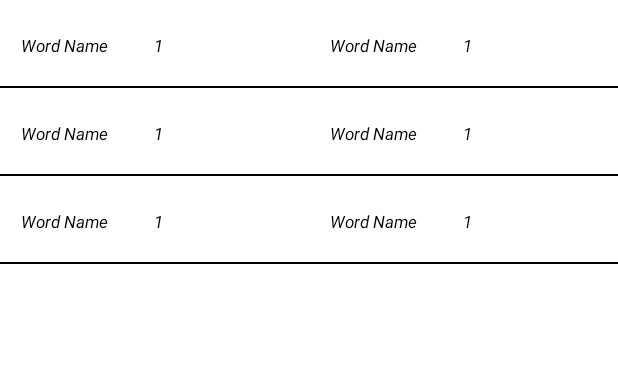
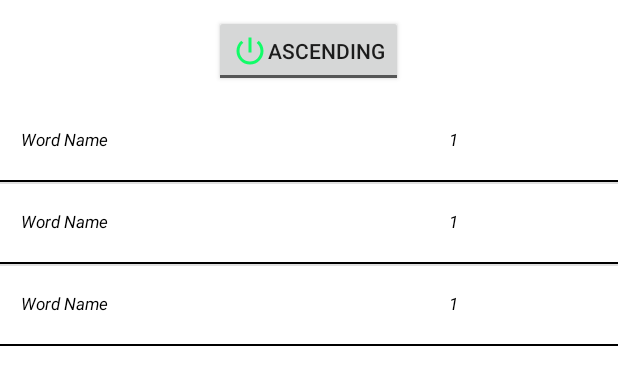
Before and after one commit to MarwaAdel/WordsApp, an Android app: the layout activity_main.xml on its own in the app's theme, with its tools: preview values and no code run, on a phone screen of 412 x 824 dp. Shown: the top 385 px of the screen. Run offline under Robolectric (Android 15) with nearby library versions, the phone set to English and light mode, and no system bars.

Commit message:
add sort (ascending and descending)and search

```diff
--- a/app/build.gradle
+++ b/app/build.gradle
@@ -7,7 +7,7 @@ android {
 
     defaultConfig {
         applicationId "com.example.wordsapp"
-        minSdkVersion 16
+        minSdkVersion 17
         multiDexEnabled true
         targetSdkVersion 30
         versionCode 1
--- a/app/src/main/java/com/example/wordsapp/App.java
+++ b/app/src/main/java/com/example/wordsapp/App.java
@@ -22,7 +22,7 @@ public class App extends Application {
         new Instabug.Builder(this, "3e097cb41ba8edc126aa3dd5f720de3f")
                 .setInvocationEvents(InstabugInvocationEvent.SHAKE, InstabugInvocationEvent.SCREENSHOT)
                 .build();
-        FeatureRequests.show();
+//        FeatureRequests.show();
 
     }
 
--- /dev/null
+++ b/app/src/main/res/drawable/check.xml
@@ -0,0 +1,5 @@
+<?xml version="1.0" encoding="utf-8"?>
+<selector xmlns:android="http://schemas.android.com/apk/res/android">
+    <item android:state_checked="true" android:drawable="@drawable/ic_baseline_power_off" />
+    <item android:state_checked="false" android:drawable="@drawable/ic_baseline_power_on"  />
+</selector>
--- /dev/null
+++ b/app/src/main/res/drawable/ic_baseline_power_off.xml
@@ -0,0 +1,5 @@
+<vector android:height="24dp" android:tint="#FC1212"
+    android:viewportHeight="24" android:viewportWidth="24"
+    android:width="24dp" xmlns:android="http://schemas.android.com/apk/res/android">
+    <path android:fillColor="@android:color/white" android:pathData="M13,3h-2v10h2L13,3zM17.83,5.17l-1.42,1.42C17.99,7.86 19,9.81 19,12c0,3.87 -3.13,7 -7,7s-7,-3.13 -7,-7c0,-2.19 1.01,-4.14 2.58,-5.42L6.17,5.17C4.23,6.82 3,9.26 3,12c0,4.97 4.03,9 9,9s9,-4.03 9,-9c0,-2.74 -1.23,-5.18 -3.17,-6.83z"/>
+</vector>
--- /dev/null
+++ b/app/src/main/res/drawable/ic_baseline_power_on.xml
@@ -0,0 +1,5 @@
+<vector android:height="24dp" android:tint="#12FC68"
+    android:viewportHeight="24" android:viewportWidth="24"
+    android:width="24dp" xmlns:android="http://schemas.android.com/apk/res/android">
+    <path android:fillColor="@android:color/white" android:pathData="M13,3h-2v10h2L13,3zM17.83,5.17l-1.42,1.42C17.99,7.86 19,9.81 19,12c0,3.87 -3.13,7 -7,7s-7,-3.13 -7,-7c0,-2.19 1.01,-4.14 2.58,-5.42L6.17,5.17C4.23,6.82 3,9.26 3,12c0,4.97 4.03,9 9,9s9,-4.03 9,-9c0,-2.74 -1.23,-5.18 -3.17,-6.83z"/>
+</vector>
--- /dev/null
+++ b/app/src/main/res/drawable/ic_search_black_24dp.xml
@@ -0,0 +1,5 @@
+<vector android:height="24dp" android:tint="#FFFFFF"
+    android:viewportHeight="24.0" android:viewportWidth="24.0"
+    android:width="24dp" xmlns:android="http://schemas.android.com/apk/res/android">
+    <path android:fillColor="#FF000000" android:pathData="M15.5,14h-0.79l-0.28,-0.27C15.41,12.59 16,11.11 16,9.5 16,5.91 13.09,3 9.5,3S3,5.91 3,9.5 5.91,16 9.5,16c1.61,0 3.09,-0.59 4.23,-1.57l0.27,0.28v0.79l5,4.99L20.49,19l-4.99,-5zM9.5,14C7.01,14 5,11.99 5,9.5S7.01,5 9.5,5 14,7.01 14,9.5 11.99,14 9.5,14z"/>
+</vector>
--- a/app/src/main/res/layout/activity_main.xml
+++ b/app/src/main/res/layout/activity_main.xml
@@ -1,34 +1,24 @@
 <?xml version="1.0" encoding="utf-8"?>
-<androidx.core.widget.NestedScrollView xmlns:android="http://schemas.android.com/apk/res/android"
-    xmlns:app="http://schemas.android.com/apk/res-auto"
+<LinearLayout xmlns:android="http://schemas.android.com/apk/res/android"
     xmlns:tools="http://schemas.android.com/tools"
-    android:layout_width="match_parent"
-    android:layout_height="match_parent"
-    android:fillViewport="true"
-    android:scrollbars="none">
+    android:layout_width="wrap_content"
+    android:layout_height="wrap_content"
+    android:orientation="vertical">
 
-    <LinearLayout
-        android:layout_width="match_parent"
-        android:layout_height="match_parent"
-        android:weightSum="2"
-        android:orientation="horizontal">
+    <ToggleButton
+        android:id="@+id/toggle"
+        android:layout_width="wrap_content"
+        android:layout_height="wrap_content"
+        android:layout_centerVertical="true"
+        android:layout_gravity="center"
+        android:layout_margin="10dp"
+        android:drawableStart="@drawable/check"
+        android:textOff="Ascending"
+        android:textOn="Descending" />
 
-        <androidx.recyclerview.widget.RecyclerView
-            android:id="@+id/recyclerView"
-            android:layout_width="0dp"
-            android:layout_weight="1"
-            android:layout_height="match_parent"
-            app:layout_constraintEnd_toEndOf="parent"
-            app:layout_constraintStart_toStartOf="parent"
-            tools:listitem="@layout/order_item" />
-
-        <androidx.recyclerview.widget.RecyclerView
-            android:id="@+id/recyclerView2"
-            android:layout_width="0dp"
-            android:layout_weight="1"
-            android:layout_height="match_parent"
-            app:layout_constraintEnd_toEndOf="parent"
-            app:layout_constraintStart_toStartOf="parent"
-            tools:listitem="@layout/order2" />
-    </LinearLayout>
-</androidx.core.widget.NestedScrollView>
+    <ListView
+        android:id="@+id/listView"
+        android:layout_width="wrap_content"
+        android:layout_height="wrap_content"
+        tools:listitem="@layout/order_item" />
+</LinearLayout>
--- a/app/src/main/res/layout/order2.xml
+++ /dev/null
@@ -1,49 +0,0 @@
-<?xml version="1.0" encoding="utf-8"?>
-<LinearLayout xmlns:android="http://schemas.android.com/apk/res/android"
-    xmlns:app="http://schemas.android.com/apk/res-auto"
-    android:layout_width="match_parent"
-    android:orientation="vertical"
-    android:layout_height="wrap_content"
-    android:layout_marginTop="5dp">
-
-    <LinearLayout
-        android:id="@+id/linearLayout2"
-        android:layout_width="match_parent"
-        android:layout_height="@dimen/dimen_50dp"
-        android:weightSum="2"
-        android:paddingStart="@dimen/dimen_14dp"
-        android:paddingEnd="@dimen/dimen_14dp"
-        app:layout_constraintEnd_toEndOf="parent"
-        app:layout_constraintStart_toStartOf="parent"
-        app:layout_constraintTop_toTopOf="parent">
-
-        <TextView
-            android:id="@+id/word_name"
-            android:layout_width="0dp"
-            android:layout_height="match_parent"
-            android:layout_weight="1"
-            android:textSize="@dimen/dimen_11sp"
-            android:gravity="start|center"
-            android:text="@string/word_name"
-            android:textColor="@android:color/black"
-            android:textStyle="italic" />
-        <TextView
-            android:id="@+id/number_repeating"
-            android:layout_width="0dp"
-            android:layout_height="match_parent"
-            android:layout_weight="1"
-            android:textSize="@dimen/dimen_11sp"
-            android:gravity="start|center"
-            android:text="1"
-            android:textColor="@android:color/black"
-            android:textStyle="italic" />
-
-    </LinearLayout>
-
-    <View
-        android:layout_width="match_parent"
-        android:layout_marginTop="2dp"
-        android:layout_height="1dp"
-        android:background="@color/black"/>
-
-</LinearLayout>
--- a/app/src/main/res/layout/order_item.xml
+++ b/app/src/main/res/layout/order_item.xml
@@ -11,6 +11,7 @@
         android:layout_width="match_parent"
         android:layout_height="@dimen/dimen_50dp"
         android:weightSum="2"
+        android:orientation="horizontal"
         android:paddingStart="@dimen/dimen_14dp"
         android:paddingEnd="@dimen/dimen_14dp"
         app:layout_constraintEnd_toEndOf="parent"
@@ -18,7 +19,7 @@
         app:layout_constraintTop_toTopOf="parent">
 
         <TextView
-            android:id="@+id/word_name"
+            android:id="@+id/wordName"
             android:layout_width="0dp"
             android:layout_height="match_parent"
             android:layout_weight="1"
@@ -28,12 +29,12 @@
             android:textColor="@android:color/black"
             android:textStyle="italic" />
         <TextView
-            android:id="@+id/number_repeating"
+            android:id="@+id/repeatedNumber"
             android:layout_width="0dp"
             android:layout_height="match_parent"
             android:layout_weight="1"
             android:textSize="@dimen/dimen_11sp"
-            android:gravity="start|center"
+            android:gravity="center"
             android:text="1"
             android:textColor="@android:color/black"
             android:textStyle="italic" />
--- a/app/src/main/res/values/strings.xml
+++ b/app/src/main/res/values/strings.xml
@@ -3,4 +3,5 @@
     <string name="loading_please_wait">Loading please wait..</string>
     <string name="word_name">Word Name</string>
     <string name="number_repeating">Number Repeating</string>
+    <string name="search">Search</string>
 </resources>
```
Also changed, not shown: app/src/main/java/com/example/wordsapp/MainActivity.java (+111 -35 lines), app/src/main/java/com/example/wordsapp/NumberAdapter.java (deleted, +0 -141 lines), app/src/main/java/com/example/wordsapp/WordAdapter.java (deleted, +0 -137 lines), app/src/main/java/com/example/wordsapp/WordsAdapter.java (added, +105 -0 lines), app/src/main/res/menu/main_menu.xml (added, +13 -0 lines).
